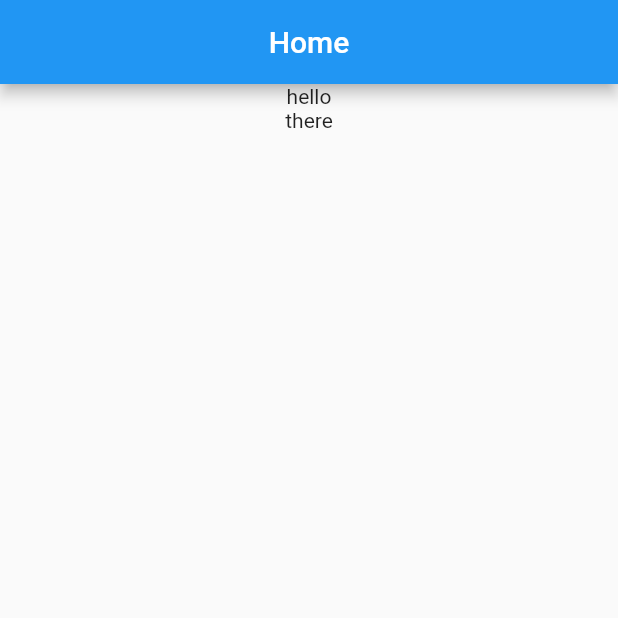
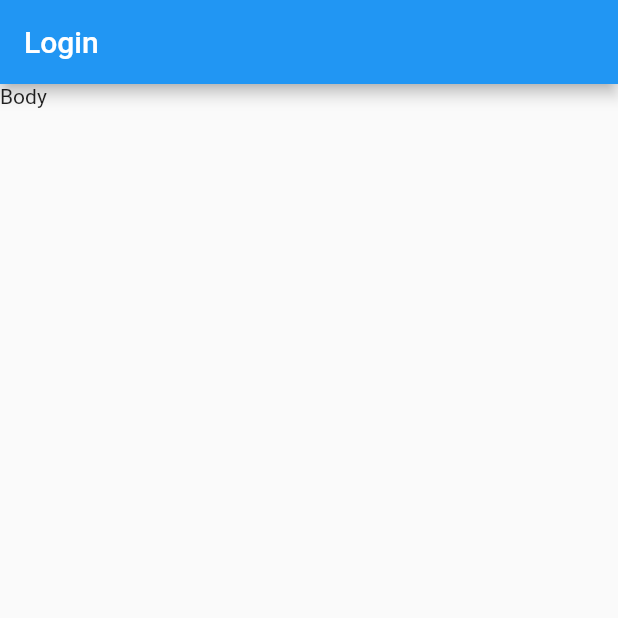
Before and after one commit to aayushYash/ai_evaluation_app, a Flutter app: the screen it shows after launch, on a phone screen of 412 x 824 dp, the top half of it. Run offline on Flutter 3.47's test engine with Material 2 defaults, Android fonts, the light colour scheme and no system bars.

Commit message:
added login.dart

```diff
--- /dev/null
+++ b/lib/login.dart
@@ -0,0 +1,19 @@
+import 'package:flutter/material.dart';
+
+
+
+class LoginPage extends StatelessWidget{
+
+  @override
+  Widget build(BuildContext context) {
+    return(
+      MaterialApp(
+        home: Scaffold(appBar: AppBar(title: Text('Login'),
+        ),
+        body: Container(child: Text('Body')),
+        ),
+
+      )
+    );
+  }
+}
--- a/lib/main.dart
+++ b/lib/main.dart
@@ -1,6 +1,8 @@
 import 'package:flutter/material.dart';
 
-void main() => runApp(MyApp());
+import 'login.dart';
+
+void main() => runApp(LoginPage());
 
 
 class MyApp extends StatelessWidget {
```
